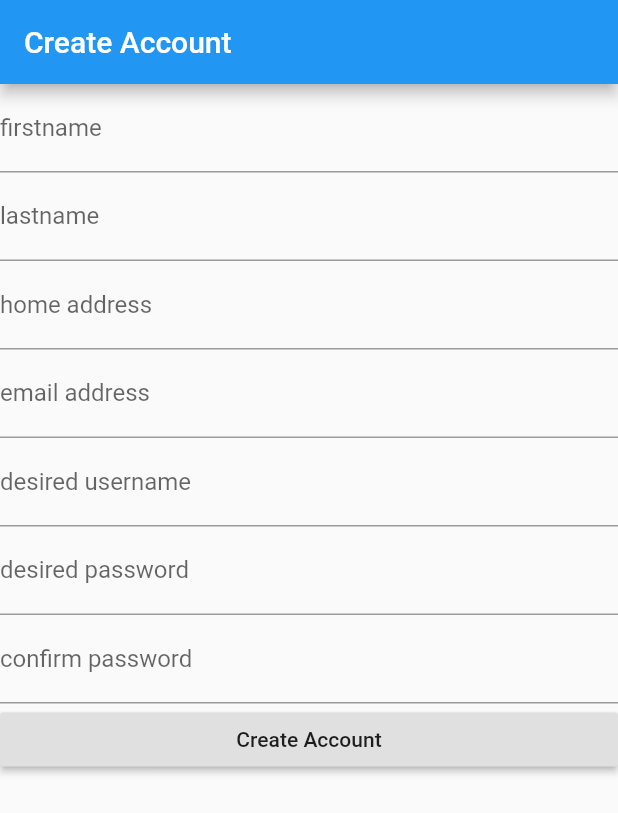
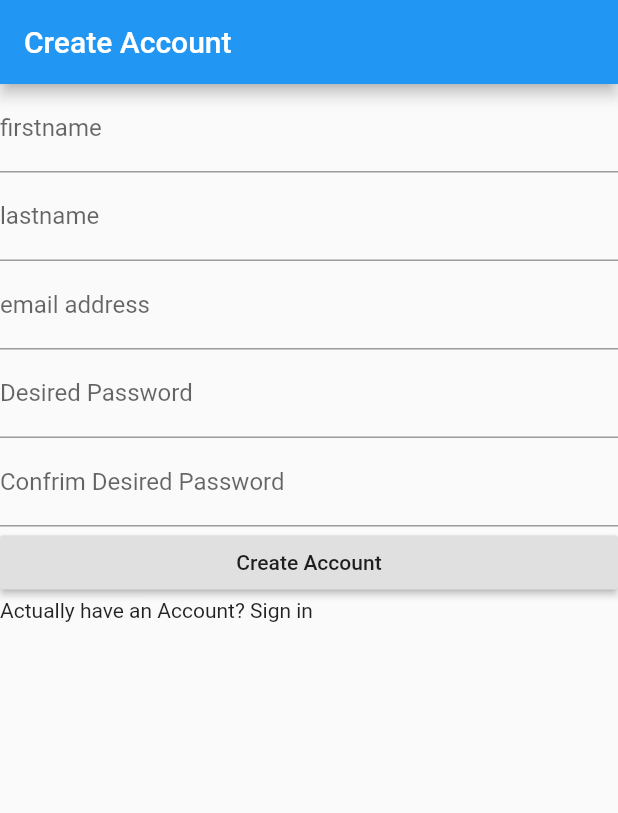
Before and after one commit to RyanLindsay48/CSSeniorProject, a Flutter app: the screen it shows after launch, after a tap on "Dont have an account? Create one", on a phone screen of 412 x 824 dp. Shown: the top 813 px of the screen. Run offline on Flutter 3.47's test engine with Material 2 defaults, Android fonts, the phone set to English and light mode, and no system bars.

Commit message:
Update CreateAccountScreen.dart

```diff
--- a/lib/CreateAccountScreen.dart
+++ b/lib/CreateAccountScreen.dart
@@ -1,6 +1,12 @@
+import 'dart:async' show Future;
+import 'dart:io';
+
 import 'package:flutter/material.dart';
+import 'package:http/http.dart' as http;
+import 'package:path/path.dart';
+import 'dart:convert';
 import 'main.dart';
-
+import 'user.dart';
 /**
  * This file is used to display an interface for the user to create an account with
  * the HouseHawk mobile application. It contains textboxes for first and last names,
@@ -11,69 +17,133 @@ import 'main.dart';
  */
 class CreateAccountScreen extends StatelessWidget {
   // This widget is the root of your application.
+  String fname = '';
+  String lname = '';
+  String email = '';
+  String password = '';
+  var body;
+
+  Future<HttpClientResponse> postData() async {
+    Map<String, dynamic> jsonMap = {
+      "email_address": email,
+      "fname": fname,
+      "lname": lname,
+      "password": password
+    }; //,"phone_id":12345678910};
+    final response = await http.post(
+        'http://52.91.107.223:5000/create', body: json.encode(jsonMap));
+    print(response.statusCode);
+  }
+
+  Future<User> fetchData() async {
+    print('hello');
+    //final response =await http.get('http://52.91.107.223:5000/user');
+
+    final response = await http.get(
+        'http://52.91.107.223:5000/user',
+            headers: {'email_address' : email});
+    //print(response.statusCode);
+    print('did I get this far');
+    if (response.statusCode == 200) {
+      print('did work');
+      print(response.body);
+      body = json.decode(response.body);
+    }else{
+        throw Exception('Failed to load post');
+    }
+
+  }
+
+
     @override
+    // ignore: unused_element
     Widget build(BuildContext context) {
       return new MaterialApp(
         //title: 'Login page',
           home: new Scaffold(
               appBar: new AppBar(
-              title:new Text(
+                title: new Text(
                   'Create Account',
                 ),
               ),
-            body:new Container(
-                child:new ListView(
+              body: new Container(
+                  child: new ListView(
                     children: <Widget>[
                       new Center(
-                      child: new TextFormField(
+                        child: new TextField(
                             decoration: new InputDecoration(
                                 labelText: 'firstname'
                             ),
                             keyboardType: TextInputType.text,
+                            onChanged: (text) {
+                              print('User FirstName is:  $text');
+                              fname = text;
+                            }
                         ),
                       ),
-                    new TextFormField(
-                      obscureText: true,
+                      new TextField(
                           decoration: new InputDecoration(
                               labelText: 'lastname'
                           ),
+                          keyboardType: TextInputType.text,
+                          onChanged: (text) {
+                            print('User LastName is:  $text');
+                            lname = text;
+                          }
                       ),
-                    new TextFormField(
-                      obscureText: true,
-                      decoration: new InputDecoration(
-                          labelText: 'home address'
-                      ),
-                    ),
-                    new TextFormField(
-                      obscureText: true,
+                      new TextField(
+
                           decoration: new InputDecoration(
                               labelText: 'email address'
                           ),
+                          keyboardType: TextInputType.text,
+                          onChanged: (text) {
+                            print('User Email Address is:  $text');
+                            email = text;
+
+                          }
                       ),
-                    new TextFormField(
+                      new TextField(
                           obscureText: true,
                           decoration: new InputDecoration(
-                          labelText: 'desired username'
+                              labelText: 'Desired Password'
                           ),
+                          //keyboardType: TextInputType.text,
+                          onChanged: (text) {
+                            print('Desired Password is:  $text');
+                            password = text;
+                          }
                       ),
-                    new TextFormField(
+                      new TextField(
                           obscureText: true,
                           decoration: new InputDecoration(
-                          labelText: 'desired password'
+                              labelText: 'Confrim Desired Password'
                           ),
+                          //keyboardType: TextInputType.text,
+                          onChanged: (text) {
+                            print('Confirm Desired Password is:  $text');
+                            if (password != text) {
+                              print('passwords do not match');
+                            }
+                          }
                       ),
-                    new TextFormField(
-                      obscureText: true,
-                      decoration: new InputDecoration(
-                          labelText: 'confirm password'
+                      RaisedButton(child: Text('Create Account'),
+                        onPressed: () => postData(),
+                        //onPressed: () => fetchData(),
+//                          onPressed: () {
+//                            Navigator.push(
+//                            context, MaterialPageRoute(builder: (context) => new LoginScreen()),
+//                            );
+//                          }
                       ),
+                      new InkWell(
+                          child: new Text("Actually have an Account? Sign in"),
+                          onTap: () {
+                            Navigator.push(context, MaterialPageRoute(
+                                builder: (context) => new LoginScreen()),
+                            );
+                          }
                       ),
-                    RaisedButton(child:new Text('Create Account'),
-                        onPressed: () {
-                          Navigator.push(
-                            context, MaterialPageRoute(builder: (context) => new MyApp()),
-                          );
-                        }),
                     ],
                   )
               )
```
Lines whose indentation alone changed are shown as unchanged.
